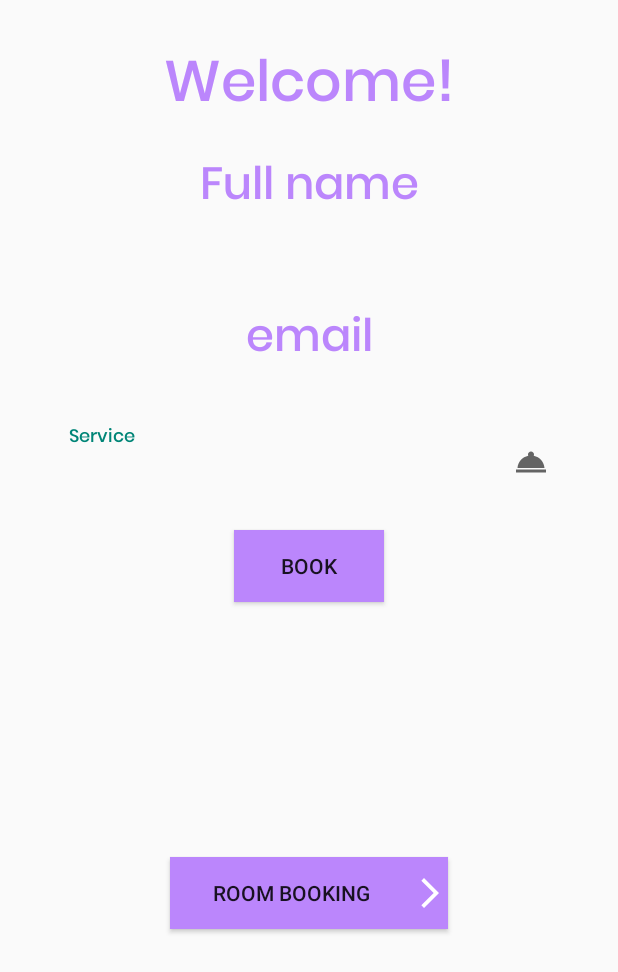
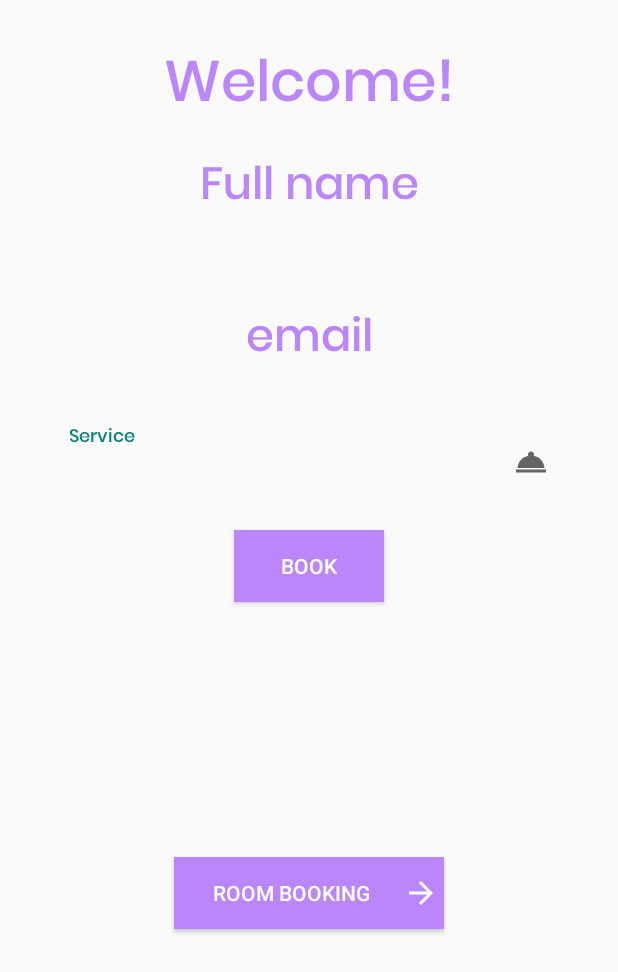
Before and after one commit to yashfulzele/Simple-Hotel-Management-android, an Android app: the MainActivity screen opened directly, with no data from a screen before it, on a phone screen of 412 x 824 dp. Shown: the top 972 px of the screen. Run offline under Robolectric (Android 15) with nearby library versions, the phone set to English and light mode, and no system bars; libraries missing offline, so code that uses them is left out: com.vishnusivadas.advanced_httpurlconnection; 1 statement that could not run was skipped.

Commit message:
second commit final2

```diff
--- /dev/null
+++ b/app/src/main/res/drawable/ic_arrow2.xml
@@ -0,0 +1,5 @@
+<vector android:autoMirrored="true" android:height="24dp"
+    android:tint="#FFFFFF" android:viewportHeight="24"
+    android:viewportWidth="24" android:width="24dp" xmlns:android="http://schemas.android.com/apk/res/android">
+    <path android:fillColor="@android:color/white" android:pathData="M12,4l-1.41,1.41L16.17,11H4v2h12.17l-5.58,5.59L12,20l8,-8z"/>
+</vector>
--- a/app/src/main/res/layout/activity_main.xml
+++ b/app/src/main/res/layout/activity_main.xml
@@ -71,6 +71,7 @@
 
     <Button
         android:id="@+id/service_booking"
+        style="@style/Widget.AppCompat.Button.Colored"
         android:layout_width="match_parent"
         android:layout_height="wrap_content"
         android:layout_marginHorizontal="140dp"
@@ -82,14 +83,15 @@
 
     <Button
         android:id="@+id/room_booking"
+        style="@style/Widget.AppCompat.Button.Colored"
         android:layout_width="match_parent"
         android:layout_height="wrap_content"
-        android:layout_marginHorizontal="97dp"
+        android:layout_marginHorizontal="100dp"
         android:layout_marginTop="170dp"
-        android:layout_marginBottom="0dp"
+        android:padding="3dp"
+        android:paddingRight="8dp"
         android:background="@color/purple_200"
-        android:drawableEnd="@drawable/ic_arrow"
-        android:paddingBottom="0dp"
+        android:drawableRight="@drawable/ic_arrow2"
         android:text="Room Booking" />
 
 </LinearLayout>
```
